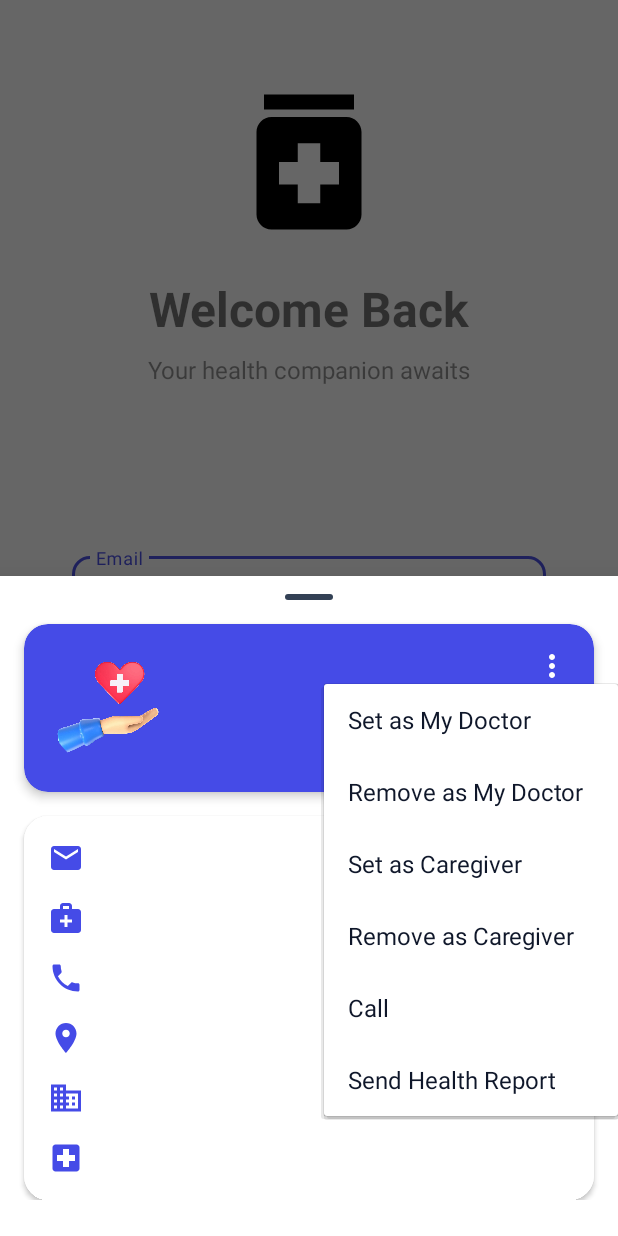
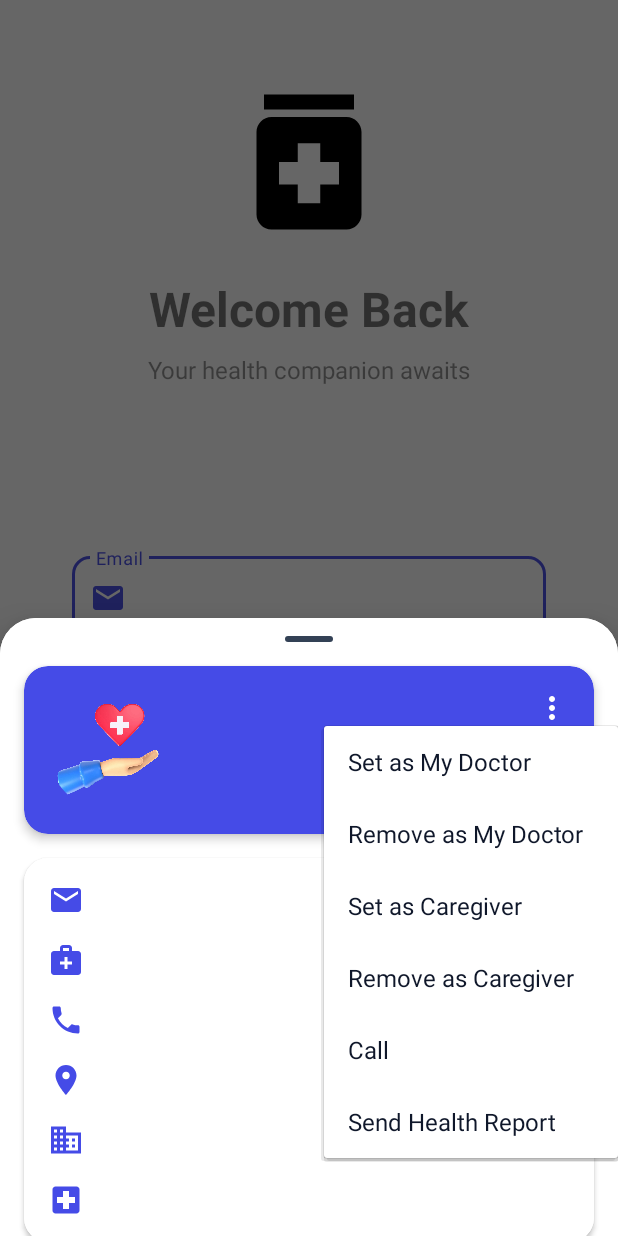
Before and after one commit to VincentNdegwa/care_plus_mobile, an Android app: the fragment CaregiverBottomSheetFragment placed in its activity, after a tap on an icon or button, on a phone screen of 412 x 824 dp. Run offline under Robolectric (Android 15) with nearby library versions, the phone set to English and light mode, and no system bars; our stand-ins replace CircleImageView, navigation-ui; network calls fail; pictures from the network do not load; 10 statements that could not run were skipped.

Commit message:
fix:bottom sheet redesigned

```diff
--- a/app/src/main/java/com/example/careplus/ui/health_providers/CaregiverBottomSheetFragment.kt
+++ b/app/src/main/java/com/example/careplus/ui/health_providers/CaregiverBottomSheetFragment.kt
@@ -1,5 +1,6 @@
 package com.example.careplus.ui.health_providers
 
+import android.app.Dialog
 import android.graphics.Color
 import android.graphics.drawable.ColorDrawable
 import android.os.Bundle
@@ -23,6 +24,9 @@ import com.google.android.material.snackbar.Snackbar
 import androidx.core.content.ContextCompat
 import com.example.careplus.MainActivity
 import android.content.Context
+import com.google.android.material.bottomsheet.BottomSheetDialog
+import com.google.android.material.bottomsheet.BottomSheetBehavior
+import com.example.careplus.utils.BottomSheetUtils
 
 interface CaregiverActionListener {
     fun onCaregiverRemoved(roleId: Int)
@@ -269,6 +273,12 @@ class CaregiverBottomSheetFragment : BottomSheetDialogFragment() {
         actionListener = null
     }
 
+    override fun onCreateDialog(savedInstanceState: Bundle?): Dialog {
+        val dialog = super.onCreateDialog(savedInstanceState) as BottomSheetDialog
+        BottomSheetUtils.setupBottomSheetDialog(this, dialog)
+        return dialog
+    }
+
     companion object {
         private const val ARG_CAREGIVER = "arg_caregiver"
 
--- /dev/null
+++ b/app/src/main/java/com/example/careplus/utils/BottomSheetUtils.kt
@@ -0,0 +1,30 @@
+package com.example.careplus.utils
+
+import android.graphics.Color
+import android.graphics.drawable.ColorDrawable
+import android.view.View
+import androidx.fragment.app.Fragment
+import com.example.careplus.R
+import com.google.android.material.bottomsheet.BottomSheetBehavior
+import com.google.android.material.bottomsheet.BottomSheetDialog
+
+object BottomSheetUtils {
+
+    fun setupBottomSheetDialog(fragment: Fragment, dialog: BottomSheetDialog) {
+        // Set background transparent
+        dialog.setOnShowListener { dialogInterface ->
+            val bottomSheetDialog = dialogInterface as BottomSheetDialog
+            val bottomSheet = bottomSheetDialog.findViewById<View>(com.google.android.material.R.id.design_bottom_sheet)
+            bottomSheet?.let {
+                val behavior = BottomSheetBehavior.from(it)
+                it.setBackgroundResource(R.drawable.bottom_sheet_background)
+                behavior.peekHeight = fragment.resources.displayMetrics.heightPixels / 2
+            }
+        }
+
+        // Make the background transparent
+        dialog.window?.let { window ->
+            window.setBackgroundDrawable(ColorDrawable(Color.TRANSPARENT))
+        }
+    }
+}
--- a/app/src/main/res/drawable/bottom_sheet_background.xml
+++ b/app/src/main/res/drawable/bottom_sheet_background.xml
@@ -1,10 +1,12 @@
 <?xml version="1.0" encoding="utf-8"?>
-<shape xmlns:android="http://schemas.android.com/apk/res/android"
-    android:shape="rectangle"
-    >
-    <solid android:color="?android:colorBackgroundFloating" />
-<!--    <corners-->
-<!--        android:topLeftRadius="24dp"-->
-<!--        android:topRightRadius="24dp" />-->
-
-</shape>
+<layer-list xmlns:android="http://schemas.android.com/apk/res/android">
+    <!-- Background with rounded corners -->
+    <item>
+        <shape android:shape="rectangle">
+            <solid android:color="?android:colorBackgroundFloating" />
+            <corners
+                android:topLeftRadius="24dp"
+                android:topRightRadius="24dp" />
+        </shape>
+    </item>
+</layer-list>
```
